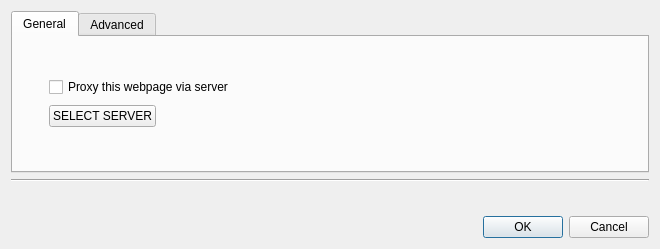
This is vms/client/nx_vms_client_desktop/src/ui/dialogs/webpage_dialog.ui in networkoptix/nx_open as Qt 5 draws it before an edit. The edited form follows.
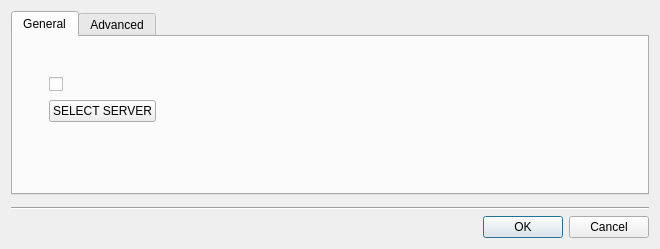
This is the edited form. Custom widgets are drawn as their Qt base class.

Commit message: VMS-39773, VMS-40022: Fix web page and integration dialog text

Diff of the .ui file:
```diff
--- a/vms/client/nx_vms_client_desktop/src/ui/dialogs/webpage_dialog.ui
+++ b/vms/client/nx_vms_client_desktop/src/ui/dialogs/webpage_dialog.ui
@@ -100,11 +100,7 @@
             <number>0</number>
            </property>
            <item>
-            <widget class="QCheckBox" name="proxyViaServerCheckBox">
-             <property name="text">
-              <string>Proxy this webpage via server</string>
-             </property>
-            </widget>
+            <widget class="QCheckBox" name="proxyViaServerCheckBox"/>
            </item>
            <item>
             <layout class="QHBoxLayout" name="horizontalLayout1">
@@ -233,20 +229,26 @@
      </widget>
     </widget>
    </item>
-   <item>
-    <widget class="Line" name="line">
-     <property name="orientation">
-      <enum>Qt::Horizontal</enum>
-     </property>
-    </widget>
-   </item>
    <item>
     <widget class="nx::vms::client::desktop::AlertLabel" name="integrationAlertLabel" native="true">
+     <property name="sizePolicy">
+      <sizepolicy hsizetype="Preferred" vsizetype="Fixed">
+       <horstretch>0</horstretch>
+       <verstretch>0</verstretch>
+      </sizepolicy>
+     </property>
      <property name="visible">
       <bool>false</bool>
      </property>
     </widget>
    </item>
+   <item>
+    <widget class="Line" name="line">
+     <property name="orientation">
+      <enum>Qt::Horizontal</enum>
+     </property>
+    </widget>
+   </item>
    <item>
     <widget class="QDialogButtonBox" name="buttonBox">
      <property name="orientation">
@@ -278,12 +280,6 @@
    <header location="global">nx/vms/client/desktop/common/widgets/alert_label.h</header>
    <container>1</container>
   </customwidget>
-  <customwidget>
-   <class>nx::vms::client::desktop::AlertBar</class>
-   <extends>QWidget</extends>
-   <header>nx/vms/client/desktop/common/widgets/control_bars.h</header>
-   <container>1</container>
-  </customwidget>
  </customwidgets>
  <tabstops>
   <tabstop>buttonBox</tabstop>
```
Left out of the diff: 6 changed lines with no effect on the pictures. The commit also changes 2 other files.
